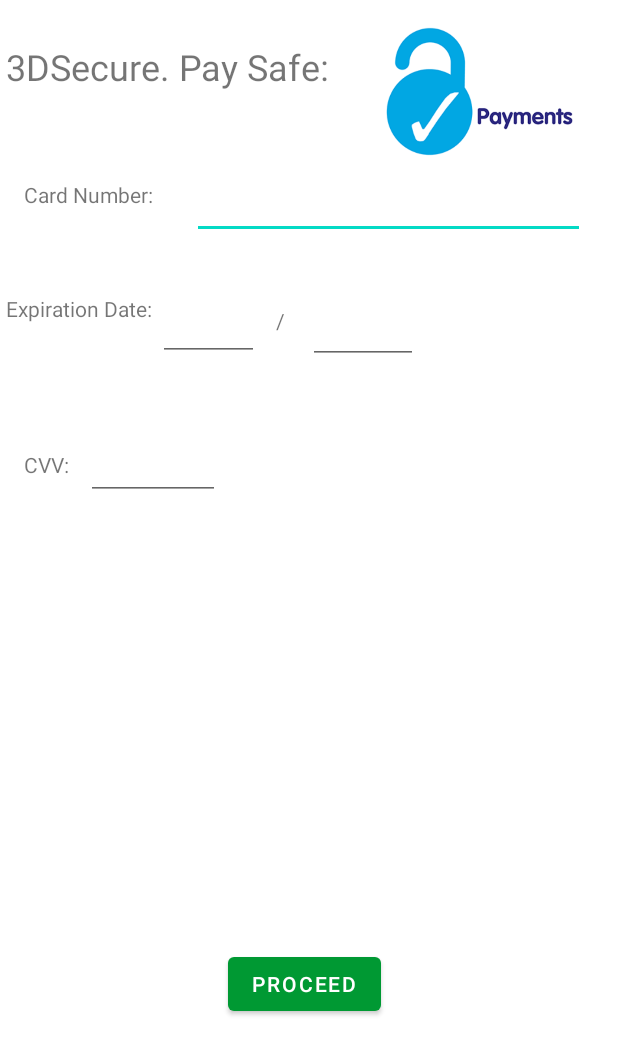
After one commit to cristicrisan07/carRentalApplication, an Android app: the Payment screen opened directly, with no data from a screen before it, on a phone screen of 412 x 824 dp. The commit adds this screen. Shown: the top 1055 px of the screen. Run offline under Robolectric (Android 15) with nearby library versions, the phone set to English and light mode, and no system bars.

Commit message:
payment process

```diff
--- a/app/src/main/AndroidManifest.xml
+++ b/app/src/main/AndroidManifest.xml
@@ -17,7 +17,9 @@
         android:roundIcon="@mipmap/ic_launcher_round"
         android:supportsRtl="true"
         android:theme="@style/Theme.CarRentalService">
-
+        <activity
+            android:name=".Payment"
+            android:exported="false" />
         <activity
             android:name=".MarkAsDelivered"
             android:theme="@style/Theme.Transparent">
@@ -25,7 +27,6 @@
             <!-- android:theme="@style/Theme.AppCompat.Dialog" -->
 
         </activity>
-
         <activity android:name=".ChooseOptionActivity" />
         <activity android:name=".UserMenu" />
         <activity android:name=".ContractWriter" />
--- a/app/src/main/java/com/example/carrentalservice/CustomAdapter.kt
+++ b/app/src/main/java/com/example/carrentalservice/CustomAdapter.kt
@@ -49,7 +49,7 @@ class CustomAdapter(var context:Context,var car:ArrayList<Cars>):BaseAdapter() {
     }
 
     override fun getItem(position: Int): Any {
-        return car.get(position)
+        return car[position]
     }
 
     override fun getItemId(position: Int): Long {
--- a/app/src/main/java/com/example/carrentalservice/MarkAsDelivered.kt
+++ b/app/src/main/java/com/example/carrentalservice/MarkAsDelivered.kt
@@ -1,6 +1,7 @@
 package com.example.carrentalservice
 
 import android.app.Activity
+import android.content.Intent
 import android.content.pm.PackageManager
 import androidx.appcompat.app.AppCompatActivity
 import android.os.Bundle
@@ -59,6 +60,8 @@ class MarkAsDelivered:AppCompatActivity() , OnMapReadyCallback, GoogleMap.OnMark
             val location=it.title
             if(this.intent.extras!!.get("subscription").toString()!="isSubscribed"){
                 Toast.makeText(applicationContext,"You will be redirected to the payment processor...",Toast.LENGTH_LONG).show()
+
+                startActivity(Intent(this,Payment::class.java).putExtra("Money",this.intent.extras!!.get("Money").toString()))
             }
             val uID = this.intent.extras!!.get("uID").toString()
             val VIN = this.intent.extras!!.get("VIN").toString()
--- /dev/null
+++ b/app/src/main/java/com/example/carrentalservice/Payment.kt
@@ -0,0 +1,69 @@
+package com.example.carrentalservice
+
+import android.content.Intent
+import android.os.Build
+import androidx.appcompat.app.AppCompatActivity
+import android.os.Bundle
+import android.widget.Button
+import android.widget.TextView
+import android.widget.Toast
+import androidx.annotation.RequiresApi
+import java.time.LocalDateTime
+import kotlin.random.Random
+
+class Payment : AppCompatActivity() {
+     var status =PaymentStatus.FAILURE
+    enum class PaymentStatus {
+        SUCCESS, FAILURE
+
+    }
+    @RequiresApi(Build.VERSION_CODES.O)
+    override fun onCreate(savedInstanceState: Bundle?) {
+        super.onCreate(savedInstanceState)
+        setContentView(R.layout.activity_payment)
+        var pay=findViewById<Button>(R.id.proceedButton)
+        pay.setOnClickListener {
+
+            var valid = true
+
+
+            if (findViewById<TextView>(R.id.cardnumbertextbox).text.length != 16 || findViewById<TextView>(
+                    R.id.CVVTextBox
+                ).text.length != 3
+            ) {
+                valid = false
+            }
+
+            var str =
+                findViewById<TextView>(R.id.monthTextView).text.toString() + "-20" + findViewById<TextView>(
+                    R.id.yearTextview
+                ).text.toString()
+
+          if(str.take(2).toInt() in 1..12) {
+              if (LocalDateTime.now().year == str.takeLast(4).toInt()) {
+                  if (LocalDateTime.now().monthValue < str.take(2).toInt())
+                      valid = false
+              } else if (LocalDateTime.now().year > str.takeLast(4).toInt()) {
+                  valid = false
+              }
+          }else valid=false
+
+            if (valid) {
+                var chance = Random.nextInt(9)
+                status = if (chance < 3)
+                    PaymentStatus.SUCCESS
+                else PaymentStatus.FAILURE
+                if (status == PaymentStatus.SUCCESS) {
+                    Toast.makeText(this, "Payment Successful", Toast.LENGTH_LONG).show()
+                    this.finish()
+                } else {
+                    Toast.makeText(this, "Payment Error. Retry Payment.", Toast.LENGTH_LONG).show()
+                }
+            }
+
+            else{
+                Toast.makeText(this, "Payment Error. Check your data.", Toast.LENGTH_LONG).show()
+            }
+        }
+    }
+}
--- a/app/src/main/java/com/example/carrentalservice/Validator.kt
+++ b/app/src/main/java/com/example/carrentalservice/Validator.kt
@@ -1,15 +1,13 @@
 package com.example.carrentalservice
 
-import android.icu.text.SimpleDateFormat
-import android.net.ParseException
 import android.os.Build
 import android.util.Patterns
 import android.widget.EditText
 import androidx.annotation.RequiresApi
 import com.google.android.material.textfield.TextInputLayout
 import java.time.LocalDate
+import java.time.LocalDateTime
 import java.time.format.DateTimeFormatter
-import java.util.*
 import java.util.regex.Pattern
 
 /**
@@ -35,6 +33,8 @@ class Validator {
         private val CNP_VALIDATION_MSG = "Enter a valid CNP number"
         private val ADDRESS_VALIDATION_MSG = "Enter a valid address"
         private val DRIVING_LICENSE_VALIDATION_MSG = "Enter a valid address"
+        private val PAYMENT_VALIDATION_MSG = "YOUR CARD IS EXPIRED. TRY TO PAY USING ANOTHER METHOD"
+
 
         /**
          * Retrieve string data from the parameter.
--- /dev/null
+++ b/app/src/main/res/layout/activity_payment.xml
@@ -0,0 +1,139 @@
+<?xml version="1.0" encoding="utf-8"?>
+<androidx.constraintlayout.widget.ConstraintLayout xmlns:android="http://schemas.android.com/apk/res/android"
+    xmlns:app="http://schemas.android.com/apk/res-auto"
+    xmlns:tools="http://schemas.android.com/tools"
+    android:id="@+id/relativeLayout"
+    android:layout_width="match_parent"
+    android:layout_height="match_parent"
+    tools:context=".Payment">
+
+    <TextView
+        android:id="@+id/banner"
+        android:layout_width="wrap_content"
+        android:layout_height="wrap_content"
+        android:layout_marginStart="4dp"
+        android:layout_marginLeft="4dp"
+        android:layout_marginTop="28dp"
+        android:text="3DSecure. Pay Safe:"
+        android:textSize="24sp"
+        app:layout_constraintStart_toStartOf="parent"
+        app:layout_constraintTop_toTopOf="parent" />
+
+    <EditText
+        android:id="@+id/cardnumbertextbox"
+        android:layout_width="262dp"
+        android:layout_height="51dp"
+        android:layout_marginStart="128dp"
+        android:layout_marginLeft="128dp"
+        android:layout_marginTop="108dp"
+        android:ems="10"
+        android:inputType="number"
+        android:maxLength="16"
+        app:layout_constraintStart_toStartOf="parent"
+        app:layout_constraintTop_toTopOf="parent" />
+
+    <TextView
+        android:id="@+id/textView11"
+        android:layout_width="107dp"
+        android:layout_height="27dp"
+        android:layout_marginStart="16dp"
+        android:layout_marginLeft="16dp"
+        android:layout_marginTop="120dp"
+        android:text="Card Number:"
+        app:layout_constraintStart_toStartOf="parent"
+        app:layout_constraintTop_toTopOf="parent" />
+
+    <TextView
+        android:id="@+id/textView12"
+        android:layout_width="wrap_content"
+        android:layout_height="wrap_content"
+        android:layout_marginStart="4dp"
+        android:layout_marginLeft="4dp"
+        android:layout_marginTop="196dp"
+        android:text="Expiration Date:"
+        app:layout_constraintStart_toStartOf="parent"
+        app:layout_constraintTop_toTopOf="parent" />
+
+    <TextView
+        android:id="@+id/textView14"
+        android:layout_width="wrap_content"
+        android:layout_height="wrap_content"
+        android:layout_marginStart="16dp"
+        android:layout_marginLeft="16dp"
+        android:layout_marginTop="300dp"
+        android:text="CVV:"
+        app:layout_constraintStart_toStartOf="parent"
+        app:layout_constraintTop_toTopOf="parent" />
+
+    <Button
+        android:id="@+id/proceedButton"
+        android:layout_width="wrap_content"
+        android:layout_height="wrap_content"
+        android:layout_marginStart="152dp"
+        android:layout_marginLeft="152dp"
+        android:layout_marginTop="632dp"
+        android:text="Proceed"
+        app:layout_constraintStart_toStartOf="parent"
+        app:layout_constraintTop_toTopOf="parent" />
+
+    <TextView
+        android:id="@+id/label"
+        android:layout_width="wrap_content"
+        android:layout_height="wrap_content"
+        android:layout_marginStart="184dp"
+        android:layout_marginLeft="184dp"
+        android:layout_marginTop="204dp"
+        android:text="/"
+        app:layout_constraintStart_toStartOf="parent"
+        app:layout_constraintTop_toTopOf="parent" />
+
+    <EditText
+        android:id="@+id/monthTextView"
+        android:layout_width="67dp"
+        android:layout_height="50dp"
+        android:layout_marginStart="4dp"
+        android:layout_marginLeft="4dp"
+        android:layout_marginTop="31dp"
+        android:ems="10"
+        android:inputType="number"
+        android:maxLength="2"
+        app:layout_constraintStart_toEndOf="@+id/textView12"
+        app:layout_constraintTop_toBottomOf="@+id/cardnumbertextbox" />
+
+    <EditText
+        android:id="@+id/yearTextview"
+        android:layout_width="73dp"
+        android:layout_height="52dp"
+        android:layout_marginStart="15dp"
+        android:layout_marginLeft="15dp"
+        android:layout_marginTop="31dp"
+        android:ems="10"
+        android:inputType="number"
+        android:maxLength="2"
+        app:layout_constraintStart_toEndOf="@+id/label"
+        app:layout_constraintTop_toBottomOf="@+id/cardnumbertextbox" />
+
+    <EditText
+        android:id="@+id/CVVTextBox"
+        android:layout_width="89dp"
+        android:layout_height="43dp"
+        android:layout_marginStart="11dp"
+        android:layout_marginLeft="11dp"
+        android:layout_marginTop="49dp"
+        android:ems="10"
+        android:inputType="number"
+        android:maxLength="3"
+        app:layout_constraintStart_toEndOf="@+id/textView14"
+        app:layout_constraintTop_toBottomOf="@+id/monthTextView" />
+
+    <ImageView
+        android:id="@+id/imageView4"
+        android:layout_width="178dp"
+        android:layout_height="89dp"
+        android:layout_marginStart="12dp"
+        android:layout_marginLeft="12dp"
+        android:layout_marginTop="16dp"
+        app:layout_constraintStart_toEndOf="@+id/banner"
+        app:layout_constraintTop_toTopOf="parent"
+        app:srcCompat="@drawable/payment_icon" />
+</androidx.constraintlayout.widget.ConstraintLayout>
--- a/build.gradle
+++ b/build.gradle
@@ -7,7 +7,7 @@ buildscript {
     }
     dependencies {
         classpath 'com.android.tools.build:gradle:4.1.2'
-        classpath "org.jetbrains.kotlin:kotlin-gradle-plugin:$kotlin_version"
+        classpath "org.jetbrains.kotlin:kotlin-gradle-plugin:1.6.10"
 
         // NOTE: Do not place your application dependencies here; they belong
         // in the individual module build.gradle files
```
Also changed, not shown: app/src/main/res/drawable-v24/payment_icon.png (added).
